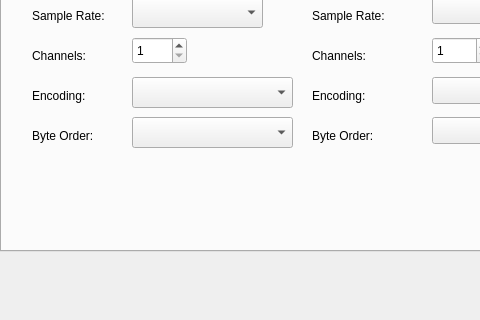
First picture: the form in trunk/src/QtRadio/Configure.ui, repository alexlee188/ghpsdr3-alex, before the edit; both pictures show x 0 to 480 and y 89 to 409 of the 688 by 409 pixel window.
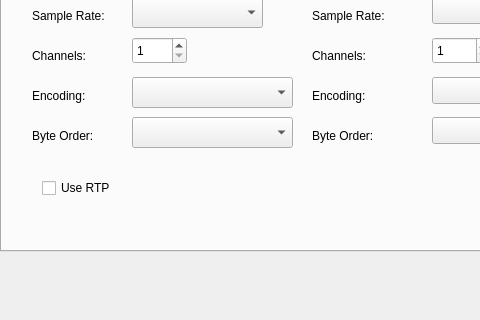
Second picture: the form after the edit. The open tabs and pages were chosen to show the change.

What changed in the file:
```diff
--- a/trunk/src/QtRadio/Configure.ui
+++ b/trunk/src/QtRadio/Configure.ui
@@ -532,6 +532,19 @@
       </rect>
      </property>
     </widget>
+    <widget class="QCheckBox" name="rtpCheckBox">
+     <property name="geometry">
+      <rect>
+       <x>40</x>
+       <y>240</y>
+       <width>97</width>
+       <height>22</height>
+      </rect>
+     </property>
+     <property name="text">
+      <string>Use RTP</string>
+     </property>
+    </widget>
    </widget>
    <widget class="QWidget" name="Display">
     <attribute name="title">
```
